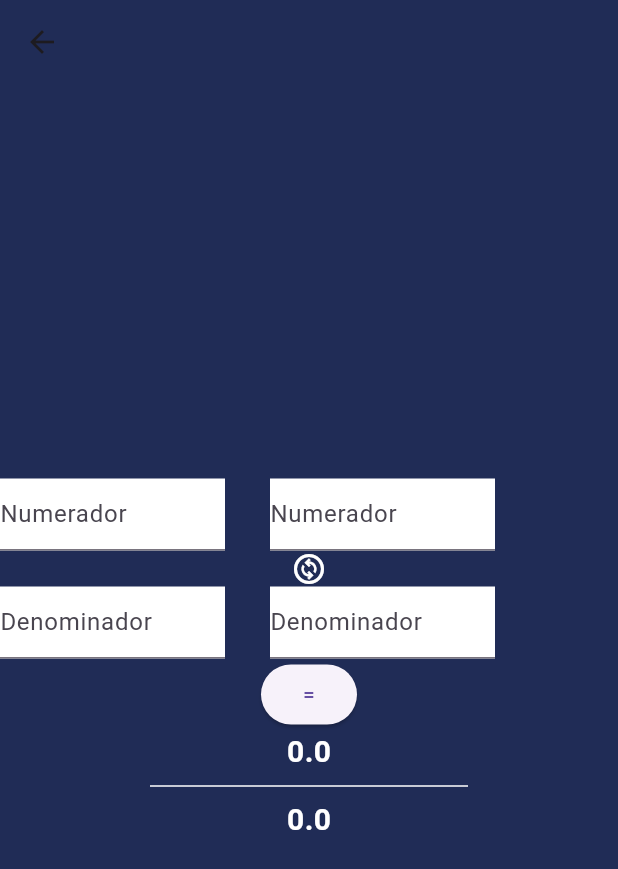
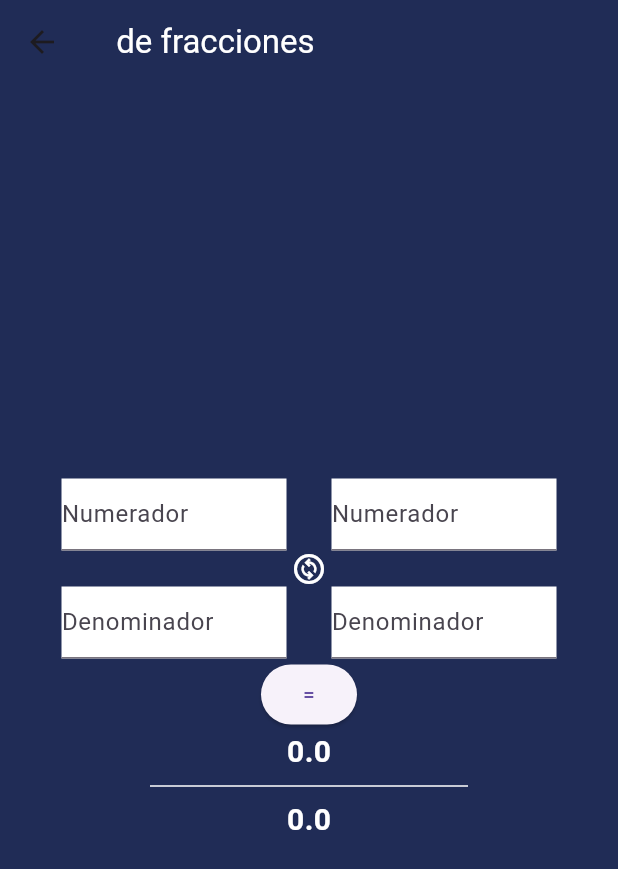
Before and after one commit to YaelZamora/MACalculatorFull, a Flutter app: the OperacionesFracciones screen opened directly with empty values, on a phone screen of 412 x 824 dp. Shown: the top 869 px of the screen. Run offline on Flutter 3.47's test engine with Material 3 defaults, Android fonts, the phone set to English and light mode, and no system bars; missing offline and left inert: bitsdojo_window.

Commit message:
Code Review

```diff
--- a/lib/screens/secundaria/operacion_fracciones.dart
+++ b/lib/screens/secundaria/operacion_fracciones.dart
@@ -40,6 +40,7 @@ class _OperacionesFraccionesState extends State<OperacionesFracciones> {
   Widget build(BuildContext context) {
     return Scaffold(
       appBar: AppBar(
+        title: Text('${widget.nombre} de fracciones', style: const TextStyle(color: Colors.white),),
         elevation: 0,
         backgroundColor: Colors.transparent,
       ),
@@ -48,9 +49,15 @@ class _OperacionesFraccionesState extends State<OperacionesFracciones> {
         child: Column(
           mainAxisAlignment: MainAxisAlignment.center,
           children: [
+            Row(
+              children: [
+                const Spacer(),
                 Numeradores(
                   controller: _controller,
                   controller2: _controller2,
+                ),
+                const Spacer(),
+              ],
             ), //Numeradores
             Icon(
               widget.nombre == 'Suma'
@@ -62,9 +69,15 @@ class _OperacionesFraccionesState extends State<OperacionesFracciones> {
                           : _iconos.elementAt(3),
               color: Colors.white,
             ),
+            Row(
+              children: [
+                const Spacer(),
                 Denominadores(
                   controller3: _controller3,
                   controller4: _controller4,
+                ),
+                const Spacer(),
+              ],
             ), //Denominadores
             ElevatedButton(
               onPressed: () {
--- a/lib/screens/secundaria/primer_año_page.dart
+++ b/lib/screens/secundaria/primer_año_page.dart
@@ -21,6 +21,10 @@ class SecundariaUno extends StatelessWidget {
   Widget build(BuildContext context) {
     return Scaffold(
       appBar: AppBar(
+        title: const Text(
+          'Primer año',
+          style: TextStyle(color: Colors.white),
+        ),
         elevation: 0,
         backgroundColor: Colors.transparent,
       ),
```
Also changed, not shown: pubspec.yaml (+4 -4 lines), assets/icono.png (added), 33 other files. Lines whose indentation alone changed are shown as unchanged.
